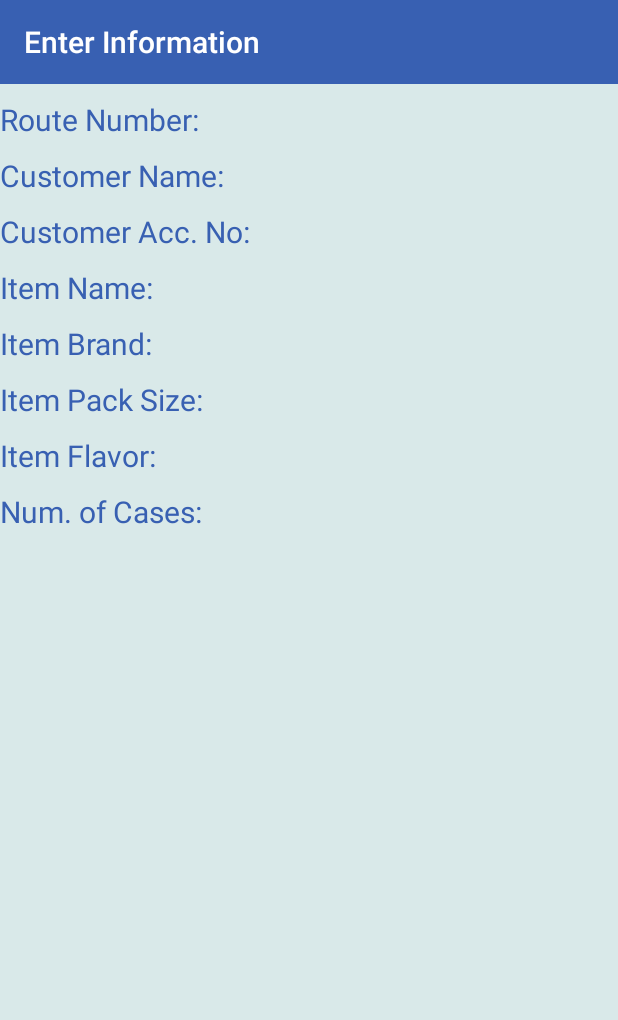
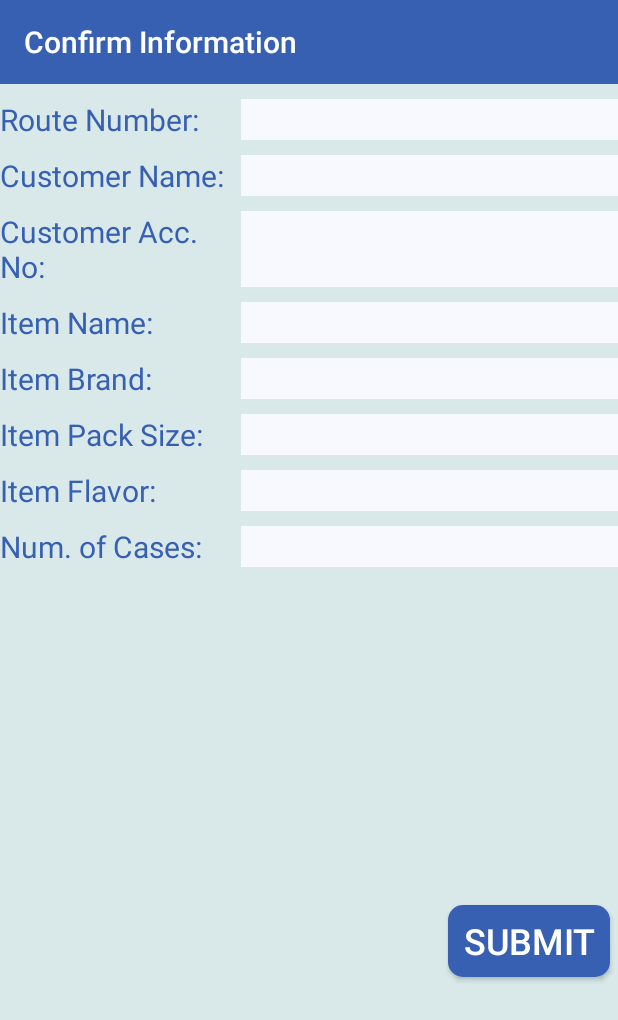
Before and after one commit to KershawnFranklyn/MerchandiserStockCount, an Android app: the screen it shows after launch (ConfirmationActivity), after a tap on "NEXT", on a phone screen of 412 x 824 dp. Shown: the top 1020 px of the screen. Run offline under Robolectric (Android 15) with nearby library versions, the phone set to English and light mode, and no system bars; libraries missing offline, so code that uses them is left out: com.readystatesoftware.sqliteasset; 1 statement that could not run was skipped.

Commit message:
Addition of confirmation screen ver 1.0

```diff
--- a/app/src/main/java/com/teammystic/merchandiserstockcount/ConfirmationActivity.java
+++ b/app/src/main/java/com/teammystic/merchandiserstockcount/ConfirmationActivity.java
@@ -3,6 +3,7 @@ package com.teammystic.merchandiserstockcount;
 import android.content.Intent;
 import android.os.Bundle;
 import android.view.View;
+import android.widget.EditText;
 import android.widget.TextView;
 import android.widget.Toast;
 
@@ -20,7 +21,7 @@ public class ConfirmationActivity extends AppCompatActivity {
         super.onCreate(savedInstanceState);
         setContentView(R.layout.confirmation_screen_ver_1_0);
         toolbar = findViewById(R.id.toolBar);
-        setTitle("Enter Information");
+        setTitle("Confirm Information");
         setSupportActionBar(toolbar);
 
         Intent intent = getIntent();
@@ -29,24 +30,37 @@ public class ConfirmationActivity extends AppCompatActivity {
         String customerAccountString = intent.getStringExtra("customerAccountIntent");
         String itemNameString = intent.getStringExtra("itemNameIntent");
         String itemBrandString = intent.getStringExtra("itemBrandIntent");
+        String itemPackSizeString = intent.getStringExtra("itemPackSizeIntent");
+        String itemFlavorString = intent.getStringExtra("itemFlavorIntent");
+        String numOfCasesString = intent.getStringExtra("numOfCasesIntent");
 
-        //Toast toast = Toast.makeText(ConfirmationActivity.this,routeNumberString , Toast.LENGTH_SHORT);
-        //toast.show();
+        Toast toast = Toast.makeText(ConfirmationActivity.this,"Please confirm information. Click 'Submit' to save.", Toast.LENGTH_LONG);
+        toast.show();
 
-        TextView routeNumTextView = findViewById(R.id.displayRouteNumberInputTextView);
+        EditText routeNumTextView = findViewById(R.id.displayRouteNumberInputEditTextView);
         routeNumTextView.setText(routeNumberString);
 
-        TextView custNameTextView = findViewById(R.id.displayCustomerNameInputTextView);
+        EditText custNameTextView = findViewById(R.id.displayCustomerNameInputEditTextView);
         custNameTextView.setText(customerNameString);
 
-        TextView custAccTextView = findViewById(R.id.displayCustomerAccountInputTextView);
+        EditText custAccTextView = findViewById(R.id.displayCustomerAccountInputEditTextView);
         custAccTextView.setText(customerAccountString);
 
-        TextView itemNameTextView = findViewById(R.id.displayItemNameInputTextView);
+        EditText itemNameTextView = findViewById(R.id.displayItemNameInputEditTextView);
         itemNameTextView.setText(itemNameString);
 
-        TextView itemBrandTextView = findViewById(R.id.displayItemBrandInputTextView);
+        EditText itemBrandTextView = findViewById(R.id.displayItemBrandInputEditTextView);
         itemBrandTextView.setText(itemBrandString);
+
+        EditText itemPackSizeTextView = findViewById(R.id.displayItemPackSizeInputEditTextView);
+        itemPackSizeTextView.setText(itemPackSizeString);
+
+        EditText itemFlavorTextView = findViewById(R.id.displayItemFlavorInputEditTextView);
+        itemFlavorTextView.setText(itemFlavorString);
+
+        EditText numOfCasesTextView = findViewById(R.id.displayNoOfCasesInputEditTextView);
+        numOfCasesTextView.setText(numOfCasesString);
+
 
     }
 }
--- a/app/src/main/java/com/teammystic/merchandiserstockcount/MainActivity.java
+++ b/app/src/main/java/com/teammystic/merchandiserstockcount/MainActivity.java
@@ -73,8 +73,6 @@ public class MainActivity extends AppCompatActivity {
     /*End of cited code*/
 
     private Toolbar toolbar;
-
-
 
 
     @SuppressLint("ResourceType")
@@ -157,6 +155,12 @@ public class MainActivity extends AppCompatActivity {
                 itemName = itemNameEdit.getText().toString();
                 EditText itemBrandEdit = findViewById(R.id.itemBrandAutoCompleteTextView);
                 itemBrand = itemBrandEdit.getText().toString();
+                EditText itemPackSizeEdit = findViewById(R.id.itemPackSizeAutoCompleteTextView);
+                itemPackSize = itemPackSizeEdit.getText().toString();
+                EditText itemFlavorEdit = findViewById(R.id.itemFlavorAutoCompleteTextView);
+                itemFlavor = itemFlavorEdit.getText().toString();
+                EditText numOfCasesEdit = findViewById(R.id.numberOfCasesEditTextView);
+                numOfCases = numOfCasesEdit.getText().toString();
 
                 Intent intent = new Intent(MainActivity.this, ConfirmationActivity.class);
                 intent.putExtra("routeNumberIntent", routeNumber);
@@ -164,6 +168,9 @@ public class MainActivity extends AppCompatActivity {
                 intent.putExtra("customerAccountIntent", custAccount);
                 intent.putExtra("itemNameIntent", itemName);
                 intent.putExtra("itemBrandIntent", itemBrand);
+                intent.putExtra("itemPackSizeIntent", itemPackSize);
+                intent.putExtra("itemFlavorIntent", itemFlavor);
+                intent.putExtra("numOfCasesIntent", numOfCases);
                 startActivity(intent);
                 //databaseAccess.open();
                 //Boolean test = databaseAccess.insertData();
--- a/app/src/main/res/layout/confirmation_screen_ver_1_0.xml
+++ b/app/src/main/res/layout/confirmation_screen_ver_1_0.xml
@@ -24,7 +24,7 @@
 
         <TextView
             android:id="@+id/displayRouteNumberTextView"
-            android:layout_width="wrap_content"
+            android:layout_width="155sp"
             android:layout_height="match_parent"
             android:text="Route Number:"
             android:textColor="@color/SMJTextBlue"
@@ -34,11 +34,12 @@
             android:layout_width="5sp"
             android:layout_height="match_parent" />
 
-        <TextView
-            android:id="@+id/displayRouteNumberInputTextView"
+        <EditText
+            android:id="@+id/displayRouteNumberInputEditTextView"
             android:layout_width="wrap_content"
-            android:layout_height="wrap_content"
+            android:layout_height="match_parent"
             android:layout_weight="1"
+            android:background="@color/GhostWhite"
             android:textColor="@color/SMJTextBlue"
             android:textSize="20sp" />
 
@@ -56,8 +57,8 @@
 
         <TextView
             android:id="@+id/displayCustomerNameTextView"
-            android:layout_width="wrap_content"
-            android:layout_height="match_parent"
+            android:layout_width="155sp"
+            android:layout_height="wrap_content"
             android:text="Customer Name:"
             android:textColor="@color/SMJTextBlue"
             android:textSize="20sp" />
@@ -66,11 +67,12 @@
             android:layout_width="5sp"
             android:layout_height="match_parent" />
 
-        <TextView
-            android:id="@+id/displayCustomerNameInputTextView"
+        <EditText
+            android:id="@+id/displayCustomerNameInputEditTextView"
             android:layout_width="wrap_content"
-            android:layout_height="wrap_content"
+            android:layout_height="match_parent"
             android:layout_weight="1"
+            android:background="@color/GhostWhite"
             android:textColor="@color/SMJTextBlue"
             android:textSize="20sp" />
 
@@ -88,9 +90,9 @@
 
         <TextView
             android:id="@+id/displayCustomerAccountTextView"
-            android:layout_width="wrap_content"
-            android:layout_height="match_parent"
-            android:text="Customer Acc. No:"
+            android:layout_width="155sp"
+            android:layout_height="wrap_content"
+            android:text="Customer Acc.\nNo:"
             android:textColor="@color/SMJTextBlue"
             android:textSize="20sp" />
 
@@ -98,11 +100,12 @@
             android:layout_width="5sp"
             android:layout_height="match_parent" />
 
-        <TextView
-            android:id="@+id/displayCustomerAccountInputTextView"
+        <EditText
+            android:id="@+id/displayCustomerAccountInputEditTextView"
             android:layout_width="wrap_content"
-            android:layout_height="wrap_content"
+            android:layout_height="match_parent"
             android:layout_weight="1"
+            android:background="@color/GhostWhite"
             android:textColor="@color/SMJTextBlue"
             android:textSize="20sp" />
 
@@ -120,7 +123,7 @@
 
         <TextView
             android:id="@+id/displayItemNameTextView"
-            android:layout_width="wrap_content"
+            android:layout_width="155sp"
             android:layout_height="match_parent"
             android:text="Item Name:"
             android:textColor="@color/SMJTextBlue"
@@ -130,11 +133,12 @@
             android:layout_width="5sp"
             android:layout_height="match_parent" />
 
-        <TextView
-            android:id="@+id/displayItemNameInputTextView"
+        <EditText
+            android:id="@+id/displayItemNameInputEditTextView"
             android:layout_width="wrap_content"
-            android:layout_height="wrap_content"
+            android:layout_height="match_parent"
             android:layout_weight="1"
+            android:background="@color/GhostWhite"
             android:textColor="@color/SMJTextBlue"
             android:textSize="20sp" />
 
@@ -152,7 +156,7 @@
 
         <TextView
             android:id="@+id/displayItemBrandTextView"
-            android:layout_width="wrap_content"
+            android:layout_width="155sp"
             android:layout_height="match_parent"
             android:text="Item Brand:"
             android:textColor="@color/SMJTextBlue"
@@ -162,11 +166,12 @@
             android:layout_width="5sp"
             android:layout_height="match_parent" />
 
-        <TextView
-            android:id="@+id/displayItemBrandInputTextView"
+        <EditText
+            android:id="@+id/displayItemBrandInputEditTextView"
             android:layout_width="wrap_content"
-            android:layout_height="wrap_content"
+            android:layout_height="match_parent"
             android:layout_weight="1"
+            android:background="@color/GhostWhite"
             android:textColor="@color/SMJTextBlue"
             android:textSize="20sp" />
 
@@ -184,7 +189,7 @@
 
         <TextView
             android:id="@+id/displayItemPackSizeTextView"
-            android:layout_width="wrap_content"
+            android:layout_width="155sp"
             android:layout_height="match_parent"
             android:text="Item Pack Size:"
             android:textColor="@color/SMJTextBlue"
@@ -194,11 +199,12 @@
             android:layout_width="5sp"
             android:layout_height="match_parent" />
 
-        <TextView
-            android:id="@+id/displayItemPackSizeInputTextView"
+        <EditText
+            android:id="@+id/displayItemPackSizeInputEditTextView"
             android:layout_width="wrap_content"
-            android:layout_height="wrap_content"
+            android:layout_height="match_parent"
             android:layout_weight="1"
+            android:background="@color/GhostWhite"
             android:textColor="@color/SMJTextBlue"
             android:textSize="20sp" />
 
@@ -216,7 +222,7 @@
 
         <TextView
             android:id="@+id/displayItemFlavorTextView"
-            android:layout_width="wrap_content"
+            android:layout_width="155sp"
             android:layout_height="match_parent"
             android:text="Item Flavor:"
             android:textColor="@color/SMJTextBlue"
@@ -226,11 +232,12 @@
             android:layout_width="5sp"
             android:layout_height="match_parent" />
 
-        <TextView
-            android:id="@+id/displayItemFlavorInputTextView"
+        <EditText
+            android:id="@+id/displayItemFlavorInputEditTextView"
             android:layout_width="wrap_content"
-            android:layout_height="wrap_content"
+            android:layout_height="match_parent"
             android:layout_weight="1"
+            android:background="@color/GhostWhite"
             android:textColor="@color/SMJTextBlue"
             android:textSize="20sp" />
 
@@ -248,7 +255,7 @@
 
         <TextView
             android:id="@+id/displayNoOfCasesTextView"
-            android:layout_width="wrap_content"
+            android:layout_width="155sp"
             android:layout_height="match_parent"
             android:text="Num. of Cases:"
             android:textColor="@color/SMJTextBlue"
@@ -258,14 +265,33 @@
             android:layout_width="5sp"
             android:layout_height="match_parent" />
 
-        <TextView
-            android:id="@+id/displayNoOfCasesInputTextView"
+        <EditText
+            android:id="@+id/displayNoOfCasesInputEditTextView"
             android:layout_width="wrap_content"
-            android:layout_height="wrap_content"
+            android:layout_height="match_parent"
             android:layout_weight="1"
+            android:background="@color/GhostWhite"
             android:textColor="@color/SMJTextBlue"
             android:textSize="20sp" />
 
     </LinearLayout>
 
+    <Space
+        android:layout_width="match_parent"
+        android:layout_height="220sp"/>
+
+    <Button
+        android:id="@+id/button2"
+        android:layout_width="wrap_content"
+        android:layout_height="wrap_content"
+        android:layout_gravity="right"
+        android:background="@drawable/rounded_button"
+        android:text="Submit"
+        android:paddingStart="10sp"
+        android:paddingEnd="10sp"
+        android:layout_marginTop="5sp"
+        android:layout_marginBottom="5sp"
+        android:textSize="24sp"
+        android:layout_marginRight="5sp"/>
+
 </LinearLayout>
--- a/app/src/main/res/layout/input_form_ver_2_0.xml
+++ b/app/src/main/res/layout/input_form_ver_2_0.xml
@@ -70,7 +70,7 @@
                 android:layout_marginRight="20sp"
                 android:background="@color/GhostWhite"
                 android:completionThreshold="1"
-                android:hint="@string/customerNameString"
+                android:hint="@string/customerNameAutoCompleteTextViewString"
                 android:textColor="@color/SMJTextBlue"
                 android:textColorHint="@color/LightGrey"
                 android:textSize="24sp">
@@ -120,7 +120,8 @@
                 android:text="@string/itemNameString"
                 android:layout_marginBottom="5sp"
                 android:textColor="@color/SMJTextBlue"
-                android:textSize="24sp" />
+                android:textSize="24sp"
+                android:imeOptions="actionNext"/>
 
             <LinearLayout
                 android:layout_width="match_parent"
@@ -139,7 +140,7 @@
                     android:hint="@string/itemNameAutoCompleteTextViewString"
                     android:textColor="@color/SMJTextBlue"
                     android:textColorHint="@color/LightGrey"
-                    android:textSize="24sp" />
+                    android:textSize="24sp"/>
 
                 <!--                -->
                 <ImageButton
@@ -179,7 +180,7 @@
                 android:hint="@string/itemBrandAutoCompleteTextViewString"
                 android:textColor="@color/SMJTextBlue"
                 android:textColorHint="@color/LightGrey"
-                android:textSize="24sp" />
+                android:textSize="24sp"/>
 
             <Space
                 android:layout_width="match_parent"
@@ -207,7 +208,7 @@
                 android:hint="@string/itemPackSizeAutoCompleteTextViewString"
                 android:textColor="@color/SMJTextBlue"
                 android:textColorHint="@color/LightGrey"
-                android:textSize="24sp" />
+                android:textSize="24sp"/>
 
             <Space
                 android:layout_width="match_parent"
@@ -235,7 +236,7 @@
                 android:hint="@string/itemFlavorAutoCompleteTextViewString"
                 android:textColor="@color/SMJTextBlue"
                 android:textColorHint="@color/LightGrey"
-                android:textSize="24sp" />
+                android:textSize="24sp"/>
 
             <Space
                 android:layout_width="match_parent"
@@ -263,7 +264,7 @@
                 android:background="@color/GhostWhite"
                 android:textColorHint="@color/LightGrey"
                 android:hint="@string/numberOfCasesEditTextViewString"
-                android:inputType="number" />
+                android:inputType="number"/>
 
             <Space
                 android:layout_width="match_parent"
@@ -273,7 +274,7 @@
                 android:id="@+id/nextButton"
                 android:layout_width="wrap_content"
                 android:layout_height="wrap_content"
-                android:layout_gravity="center"
+                android:layout_gravity="right"
                 android:text="@string/nextButtonString"
                 android:background="@drawable/rounded_button"
                 android:textColor="@color/GhostWhite"
@@ -281,6 +282,7 @@
                 android:paddingEnd="10sp"
                 android:layout_marginTop="5sp"
                 android:layout_marginBottom="5sp"
+                android:layout_marginRight="5sp"
                 android:textSize="24sp" />
 
         </LinearLayout>
```
